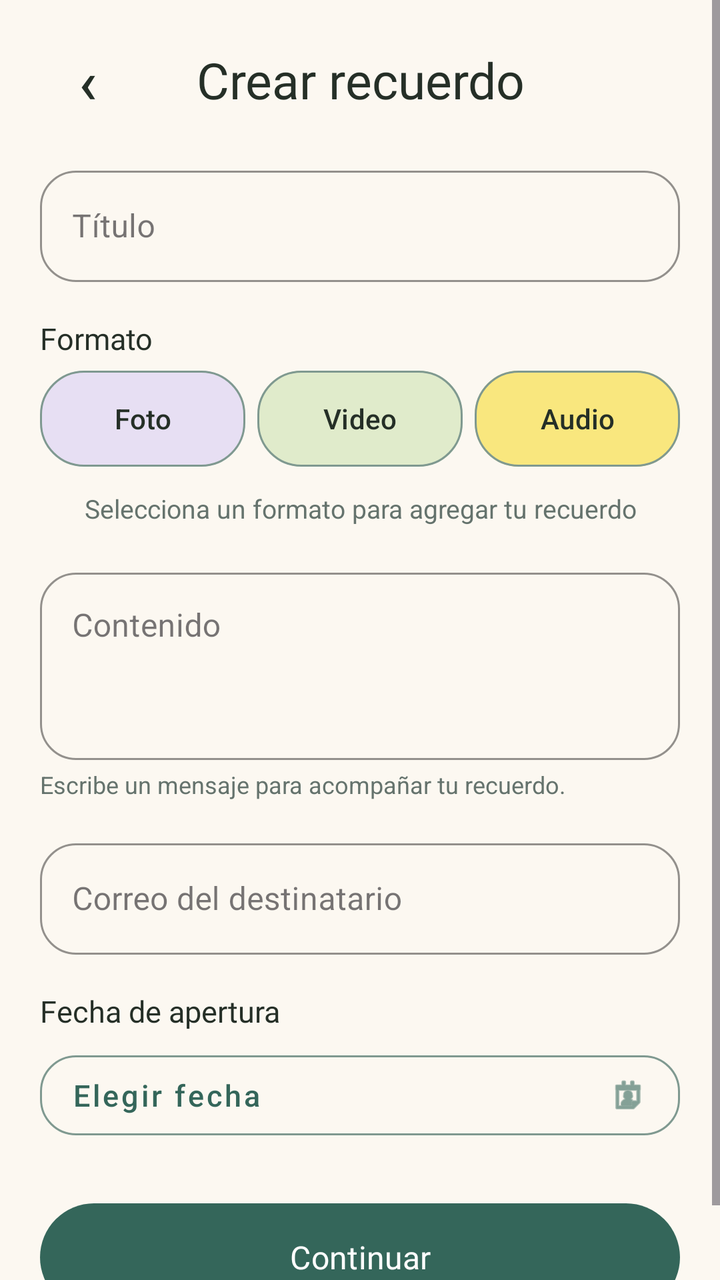
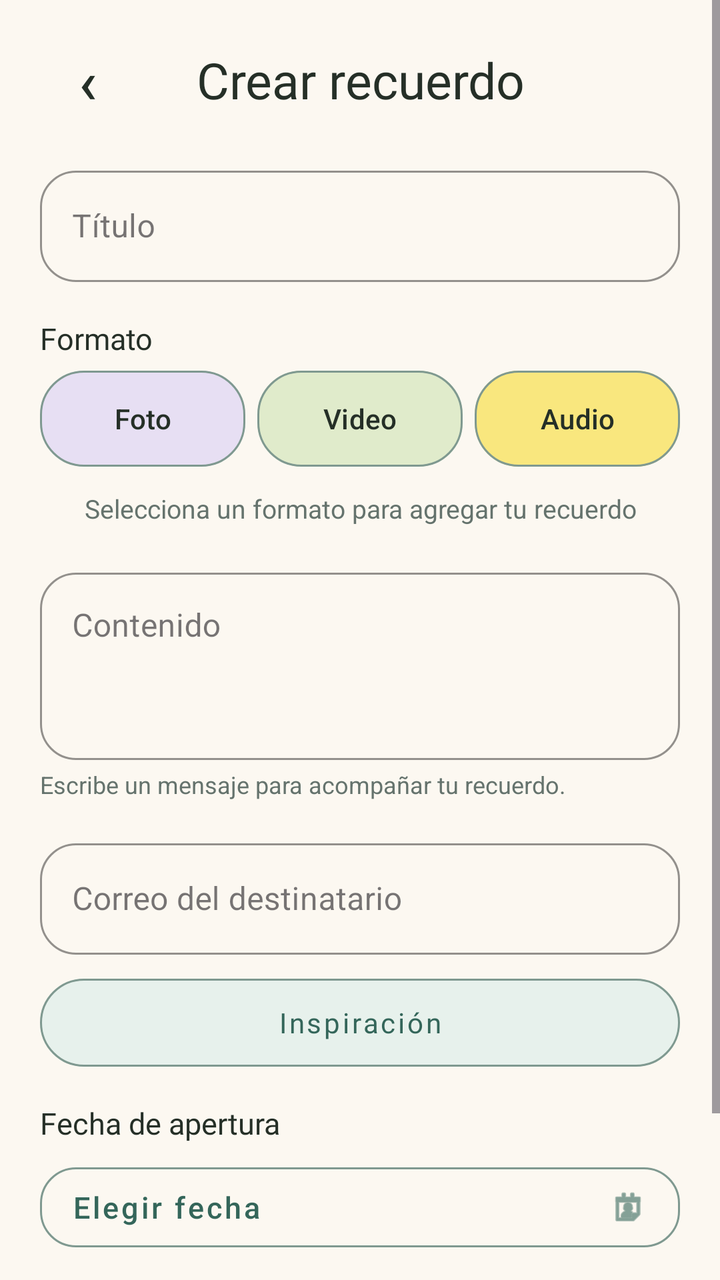

Screens rendered from an Android XML layout before and after an edit, with the pre-edit source and the edit as a unified diff.
<!-- AndroidManifest.xml: application theme Theme.Capsly -->
<!-- res/layout/page_create_memory.xml -->
<?xml version="1.0" encoding="utf-8"?>
<ScrollView
    xmlns:android="http://schemas.android.com/apk/res/android"
    xmlns:app="http://schemas.android.com/apk/res-auto"
    android:id="@+id/crearRecuerdoRoot"
    android:layout_width="match_parent"
    android:layout_height="match_parent"
    android:background="#FCF8F1"
    android:fillViewport="true">

    <LinearLayout
        android:layout_width="match_parent"
        android:layout_height="wrap_content"
        android:focusableInTouchMode="true"
        android:orientation="vertical"
        android:paddingStart="20dp"
        android:paddingTop="16dp"
        android:paddingEnd="20dp"
        android:paddingBottom="24dp">

        <LinearLayout
            android:layout_width="match_parent"
            android:layout_height="wrap_content"
            android:gravity="center_vertical"
            android:orientation="horizontal">

            <com.google.android.material.button.MaterialButton
                android:id="@+id/btnVolverInicio"
                android:layout_width="48dp"
                android:layout_height="48dp"
                android:contentDescription="Volver a Inicio"
                android:elevation="0dp"
                android:insetTop="0dp"
                android:insetBottom="0dp"
                android:padding="0dp"
                android:stateListAnimator="@null"
                android:text="‹"
                android:textColor="#252F27"
                android:textSize="30sp"
                app:backgroundTint="@android:color/transparent"
                app:cornerRadius="24dp" />

            <TextView
                android:layout_width="0dp"
                android:layout_height="wrap_content"
                android:layout_weight="1"
                android:fontFamily="@font/playfair_display_extrabold"
                android:gravity="center"
                android:text="Crear recuerdo"
                android:textColor="#252F27"
                android:textSize="25sp" />

            <Space
                android:layout_width="48dp"
                android:layout_height="1dp" />

        </LinearLayout>

        <com.google.android.material.textfield.TextInputLayout
            style="@style/Widget.MaterialComponents.TextInputLayout.OutlinedBox"
            android:layout_width="match_parent"
            android:layout_height="wrap_content"
            android:layout_marginTop="16dp"
            android:hint="Título"
            app:boxCornerRadiusBottomEnd="18dp"
            app:boxCornerRadiusBottomStart="18dp"
            app:boxCornerRadiusTopEnd="18dp"
            app:boxCornerRadiusTopStart="18dp"
            app:boxStrokeColor="#5D877E">

            <com.google.android.material.textfield.TextInputEditText
                android:id="@+id/etTituloRecuerdo"
                android:layout_width="match_parent"
                android:layout_height="wrap_content"
                android:inputType="textCapSentences"
                android:maxLines="1"
                android:textColor="#252F27" />

        </com.google.android.material.textfield.TextInputLayout>

        <TextView
            android:layout_width="match_parent"
            android:layout_height="wrap_content"
            android:layout_marginTop="18dp"
            android:fontFamily="@font/lora_bold"
            android:text="Formato"
            android:textColor="#252F27"
            android:textSize="15sp" />

        <LinearLayout
            android:layout_width="match_parent"
            android:layout_height="wrap_content"
            android:layout_marginTop="6dp"
            android:orientation="horizontal">

            <com.google.android.material.button.MaterialButton
                android:id="@+id/btnFormatoFoto"
                android:layout_width="0dp"
                android:layout_height="48dp"
                android:layout_weight="1"
                android:layout_marginEnd="6dp"
                android:elevation="0dp"
                android:insetTop="0dp"
                android:insetBottom="0dp"
                android:paddingStart="4dp"
                android:paddingEnd="4dp"
                android:stateListAnimator="@null"
                android:text="Foto"
                android:textAllCaps="false"
                android:textColor="#252F27"
                android:textSize="14sp"
                app:backgroundTint="#E7DFF3"
                app:cornerRadius="22dp"
                app:strokeColor="#7F9990"
                app:strokeWidth="1dp" />

            <com.google.android.material.button.MaterialButton
                android:id="@+id/btnFormatoVideo"
                android:layout_width="0dp"
                android:layout_height="48dp"
                android:layout_weight="1"
                android:layout_marginEnd="6dp"
                android:elevation="0dp"
                android:insetTop="0dp"
                android:insetBottom="0dp"
                android:paddingStart="4dp"
                android:paddingEnd="4dp"
                android:stateListAnimator="@null"
                android:text="Video"
                android:textAllCaps="false"
                android:textColor="#252F27"
                android:textSize="14sp"
                app:backgroundTint="#E0EBCB"
                app:cornerRadius="22dp"
                app:strokeColor="#7F9990"
                app:strokeWidth="1dp" />

            <com.google.android.material.button.MaterialButton
                android:id="@+id/btnFormatoAudio"
                android:layout_width="0dp"
                android:layout_height="48dp"
                android:layout_weight="1"
                android:elevation="0dp"
                android:insetTop="0dp"
                android:insetBottom="0dp"
                android:paddingStart="4dp"
                android:paddingEnd="4dp"
                android:stateListAnimator="@null"
                android:text="Audio"
                android:textAllCaps="false"
                android:textColor="#252F27"
                android:textSize="14sp"
                app:backgroundTint="#F9E77E"
                app:cornerRadius="22dp"
                app:strokeColor="#7F9990"
                app:strokeWidth="1dp" />

        </LinearLayout>

        <TextView
            android:id="@+id/tvAyudaFormato"
            android:layout_width="match_parent"
            android:layout_height="wrap_content"
            android:layout_marginTop="12dp"
            android:gravity="center"
            android:text="Selecciona un formato para agregar tu recuerdo"
            android:textColor="#65736D"
            android:textSize="13sp" />

        <com.google.android.material.card.MaterialCardView
            android:id="@+id/panelSeleccionArchivo"
            android:layout_width="match_parent"
            android:layout_height="wrap_content"
            android:layout_marginTop="12dp"
            android:visibility="gone"
            app:cardBackgroundColor="#FFFCF7"
            app:cardCornerRadius="18dp"
            app:cardElevation="0dp"
            app:strokeColor="#CCD9D0"
            app:strokeWidth="1dp">

            <LinearLayout
                android:layout_width="match_parent"
                android:layout_height="wrap_content"
                android:orientation="vertical"
                android:padding="14dp">

                <TextView
                    android:id="@+id/tvTituloArchivo"
                    android:layout_width="match_parent"
                    android:layout_height="wrap_content"
                    android:fontFamily="@font/lora_bold"
                    android:text="Agregar archivo"
                    android:textColor="#252F27"
                    android:textSize="15sp" />

                <LinearLayout
                    android:layout_width="match_parent"
                    android:layout_height="wrap_content"
                    android:layout_marginTop="12dp"
                    android:orientation="horizontal">

                    <com.google.android.material.button.MaterialButton
                        android:id="@+id/btnSeleccionarArchivo"
                        android:layout_width="0dp"
                        android:layout_height="52dp"
                        android:layout_weight="1"
                        android:layout_marginEnd="8dp"
                        android:elevation="0dp"
                        android:insetTop="0dp"
                        android:insetBottom="0dp"
                        android:paddingStart="4dp"
                        android:paddingEnd="4dp"
                        android:stateListAnimator="@null"
                        android:text="Galería"
                        android:textAllCaps="false"
                        android:textColor="#34665A"
                        android:textSize="13sp"
                        app:backgroundTint="#FFFCF7"
                        app:cornerRadius="16dp"
                        app:icon="@android:drawable/ic_menu_gallery"
                        app:iconPadding="4dp"
                        app:iconSize="18dp"
                        app:iconTint="#34665A"
                        app:strokeColor="#7F9990"
                        app:strokeWidth="1dp" />

                    <com.google.android.material.button.MaterialButton
                        android:id="@+id/btnCapturarArchivo"
                        android:layout_width="0dp"
                        android:layout_height="52dp"
                        android:layout_weight="1"
                        android:elevation="0dp"
                        android:insetTop="0dp"
                        android:insetBottom="0dp"
                        android:paddingStart="4dp"
                        android:paddingEnd="4dp"
                        android:stateListAnimator="@null"
                        android:text="Cámara"
                        android:textAllCaps="false"
                        android:textColor="#FFFFFF"
                        android:textSize="13sp"
                        app:backgroundTint="#5D877E"
                        app:cornerRadius="16dp"
                        app:icon="@android:drawable/ic_menu_camera"
                        app:iconPadding="4dp"
                        app:iconSize="18dp"
                        app:iconTint="#FFFFFF" />

                </LinearLayout>

                <TextView
                    android:id="@+id/tvEstadoArchivo"
                    android:layout_width="match_parent"
                    android:layout_height="wrap_content"
                    android:layout_marginTop="12dp"
                    android:gravity="center"
                    android:text="Ningún archivo seleccionado"
                    android:textColor="#65736D"
                    android:textSize="13sp" />

                <ImageView
                    android:id="@+id/imgVistaPreviaRecuerdo"
                    android:layout_width="match_parent"
                    android:layout_height="180dp"
                    android:layout_marginTop="12dp"
                    android:contentDescription="Vista previa de la fotografía"
                    android:scaleType="fitCenter"
                    android:visibility="gone" />

                <FrameLayout
                    android:id="@+id/contenedorVideoPreview"
                    android:layout_width="match_parent"
                    android:layout_height="wrap_content"
                    android:layout_marginTop="12dp"
                    android:clipChildren="true"
                    android:clipToPadding="true"
                    android:visibility="gone">

                    <LinearLayout
                        android:layout_width="match_parent"
                        android:layout_height="wrap_content"
                        android:orientation="vertical">

                        <FrameLayout
                            android:layout_width="match_parent"
                            android:layout_height="230dp"
                            android:clipChildren="true"
                            android:clipToPadding="true">

                            <VideoView
                                android:id="@+id/videoVistaPreviaRecuerdo"
                                android:layout_width="match_parent"
                                android:layout_height="match_parent"
                                android:layout_gravity="center" />

                        </FrameLayout>

                        <LinearLayout
                            android:id="@+id/controlesVideoOverlay"
                            android:layout_width="match_parent"
                            android:layout_height="wrap_content"
                            android:layout_marginTop="12dp"
                            android:orientation="vertical"
                            android:paddingStart="10dp"
                            android:paddingEnd="10dp"
                            android:paddingBottom="8dp">

                            <LinearLayout
                                android:layout_width="match_parent"
                                android:layout_height="wrap_content"
                                android:gravity="center_vertical"
                                android:orientation="horizontal">

                                <ImageButton
                                    android:id="@+id/btnPlayPausaVideo"
                                    android:layout_width="36dp"
                                    android:layout_height="36dp"
                                    android:background="@android:color/transparent"
                                    android:contentDescription="Reproducir o pausar video"
                                    android:padding="4dp"
                                    android:src="@android:drawable/ic_media_play"
                                    app:tint="?attr/colorControlActivated" />

                                <SeekBar
                                    android:id="@+id/seekBarVideo"
                                    android:layout_width="0dp"
                                    android:layout_height="wrap_content"
                                    android:layout_marginStart="8dp"
                                    android:layout_weight="1"
                                    android:max="1000"
                                    android:progress="0"
                                    android:splitTrack="false" />

                            </LinearLayout>

                            <LinearLayout
                                android:layout_width="match_parent"
                                android:layout_height="wrap_content"
                                android:layout_marginStart="44dp"
                                android:layout_marginTop="2dp"
                                android:orientation="horizontal">

                                <TextView
                                    android:id="@+id/tvTiempoActualVideo"
                                    android:layout_width="wrap_content"
                                    android:layout_height="wrap_content"
                                    android:text="00:00"
                                    android:textColor="#65736D"
                                    android:textSize="12sp" />

                                <Space
                                    android:layout_width="0dp"
                                    android:layout_height="1dp"
                                    android:layout_weight="1" />

                                <TextView
                                    android:id="@+id/tvDuracionVideo"
                                    android:layout_width="wrap_content"
                                    android:layout_height="wrap_content"
                                    android:text="00:00"
                                    android:textColor="#65736D"
                                    android:textSize="12sp" />

                            </LinearLayout>

                        </LinearLayout>

                    </LinearLayout>

                </FrameLayout>

                <LinearLayout
                    android:id="@+id/controlesAudio"
                    android:layout_width="match_parent"
                    android:layout_height="wrap_content"
                    android:layout_marginTop="12dp"
                    android:orientation="vertical"
                    android:paddingStart="10dp"
                    android:paddingEnd="10dp"
                    android:paddingBottom="8dp"
                    android:visibility="gone">

                    <LinearLayout
                        android:layout_width="match_parent"
                        android:layout_height="wrap_content"
                        android:gravity="center_vertical"
                        android:orientation="horizontal">

                        <ImageButton
                            android:id="@+id/btnPlayPausaAudio"
                            android:layout_width="36dp"
                            android:layout_height="36dp"
                            android:background="@android:color/transparent"
                            android:contentDescription="Reproducir o pausar audio"
                            android:padding="4dp"
                            android:src="@android:drawable/ic_media_play"
                            app:tint="?attr/colorControlActivated" />

                        <SeekBar
                            android:id="@+id/seekBarAudio"
                            android:layout_width="0dp"
                            android:layout_height="wrap_content"
                            android:layout_marginStart="8dp"
                            android:layout_weight="1"
                            android:max="1000"
                            android:progress="0"
                            android:splitTrack="false" />

                    </LinearLayout>

                    <LinearLayout
                        android:layout_width="match_parent"
                        android:layout_height="wrap_content"
                        android:layout_marginStart="44dp"
                        android:layout_marginTop="2dp"
                        android:orientation="horizontal">

                        <TextView
                            android:id="@+id/tvTiempoActualAudio"
                            android:layout_width="wrap_content"
                            android:layout_height="wrap_content"
                            android:text="00:00"
                            android:textColor="#65736D"
                            android:textSize="12sp" />

                        <Space
                            android:layout_width="0dp"
                            android:layout_height="1dp"
                            android:layout_weight="1" />

                        <TextView
                            android:id="@+id/tvDuracionAudio"
                            android:layout_width="wrap_content"
                            android:layout_height="wrap_content"
                            android:text="00:00"
                            android:textColor="#65736D"
                            android:textSize="12sp" />

                    </LinearLayout>

                </LinearLayout>

            </LinearLayout>

        </com.google.android.material.card.MaterialCardView>

        <com.google.android.material.textfield.TextInputLayout
            style="@style/Widget.MaterialComponents.TextInputLayout.OutlinedBox"
            android:layout_width="match_parent"
            android:layout_height="wrap_content"
            android:layout_marginTop="18dp"
            android:hint="Contenido"
            app:boxCornerRadiusBottomEnd="18dp"
            app:boxCornerRadiusBottomStart="18dp"
            app:boxCornerRadiusTopEnd="18dp"
            app:boxCornerRadiusTopStart="18dp"
            app:boxStrokeColor="#5D877E">

            <com.google.android.material.textfield.TextInputEditText
                android:id="@+id/etContenidoRecuerdo"
                android:layout_width="match_parent"
                android:layout_height="wrap_content"
                android:gravity="top|start"
                android:inputType="textCapSentences|textMultiLine"
                android:minLines="3"
                android:textColor="#252F27" />

        </com.google.android.material.textfield.TextInputLayout>

        <TextView
            android:layout_width="match_parent"
            android:layout_height="wrap_content"
            android:layout_marginTop="4dp"
            android:text="Escribe un mensaje para acompañar tu recuerdo."
            android:textColor="#65736D"
            android:textSize="12sp" />

        <com.google.android.material.textfield.TextInputLayout
            style="@style/Widget.MaterialComponents.TextInputLayout.OutlinedBox"
            android:layout_width="match_parent"
            android:layout_height="wrap_content"
            android:layout_marginTop="16dp"
            android:hint="Correo del destinatario"
            app:boxCornerRadiusBottomEnd="18dp"
            app:boxCornerRadiusBottomStart="18dp"
            app:boxCornerRadiusTopEnd="18dp"
            app:boxCornerRadiusTopStart="18dp"
            app:boxStrokeColor="#5D877E">

            <com.google.android.material.textfield.TextInputEditText
                android:id="@+id/etDestinatarioRecuerdo"
                android:layout_width="match_parent"
                android:layout_height="wrap_content"
                android:inputType="textEmailAddress"
                android:maxLines="1"
                android:textColor="#252F27" />

        </com.google.android.material.textfield.TextInputLayout>

        <TextView
            android:layout_width="match_parent"
            android:layout_height="wrap_content"
            android:layout_marginTop="18dp"
            android:fontFamily="@font/lora_bold"
            android:text="Fecha de apertura"
            android:textColor="#252F27"
            android:textSize="15sp" />

        <com.google.android.material.button.MaterialButton
            android:id="@+id/btnFechaApertura"
            style="@style/Widget.MaterialComponents.Button.OutlinedButton"
            android:layout_width="match_parent"
            android:layout_height="wrap_content"
            android:layout_marginTop="6dp"
            android:elevation="0dp"
            android:freezesText="true"
            android:gravity="start|center_vertical"
            android:minHeight="52dp"
            android:stateListAnimator="@null"
            android:text="Elegir fecha"
            android:textAllCaps="false"
            android:textColor="#34665A"
            android:textSize="15sp"
            app:backgroundTint="@android:color/transparent"
            app:cornerRadius="18dp"
            app:icon="@android:drawable/ic_menu_my_calendar"
            app:iconGravity="end"
            app:iconSize="20dp"
            app:iconTint="#34665A"
            app:strokeColor="#7F9990"
            app:strokeWidth="1dp" />

        <Space
            android:layout_width="1dp"
            android:layout_height="28dp" />

        <com.google.android.material.button.MaterialButton
            android:id="@+id/btnContinuarRecuerdo"
            android:layout_width="match_parent"
            android:layout_height="54dp"
            android:elevation="0dp"
            android:fontFamily="@font/lora_bold"
            android:insetTop="0dp"
            android:insetBottom="0dp"
            android:stateListAnimator="@null"
            android:text="Continuar"
            android:textAllCaps="false"
            android:textColor="#FFFFFF"
            android:textSize="16sp"
            app:backgroundTint="#34665A"
            app:cornerRadius="27dp" />

    </LinearLayout>

</ScrollView>
<!-- resources referenced by this layout -->
<resources>
  <style name="Theme.Capsly" parent="Base.Theme.Capsly" />
  <style name="Base.Theme.Capsly" parent="Theme.Material3.Light.NoActionBar">
          <item name="android:forceDarkAllowed" tools:targetApi="29">false</item>
          <item name="android:textColorHighlight">#FFF8D2</item>
      </style>
</resources>

<!-- the commit's change to res/layout/page_create_memory.xml (unified diff, before → after) -->
@@ -498,6 +498,28 @@
 
         </com.google.android.material.textfield.TextInputLayout>
 
+
+        <com.google.android.material.button.MaterialButton
+            android:id="@+id/btnInspiracion"
+            style="@style/Widget.MaterialComponents.Button.OutlinedButton"
+            android:layout_width="match_parent"
+            android:layout_height="44dp"
+            android:layout_gravity="center_horizontal"
+            android:layout_marginTop="12dp"
+            android:fontFamily="@font/lora_bold"
+            android:elevation="0dp"
+            android:insetTop="0dp"
+            android:insetBottom="0dp"
+            android:text="Inspiración"
+            android:textAllCaps="false"
+            android:textColor="#34665A"
+            android:textSize="14sp"
+            app:backgroundTint="#E7F1EC"
+            app:cornerRadius="22dp"
+            app:strokeColor="#7F9990"
+            app:strokeWidth="1dp" />
+
+
         <TextView
             android:layout_width="match_parent"
             android:layout_height="wrap_content"
